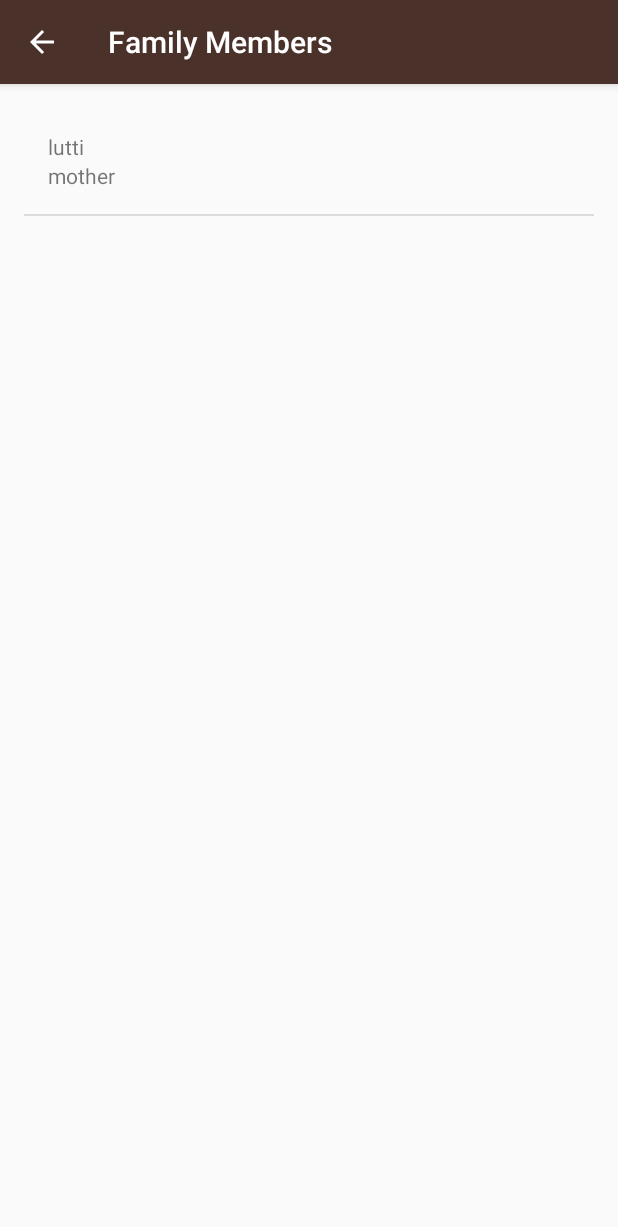
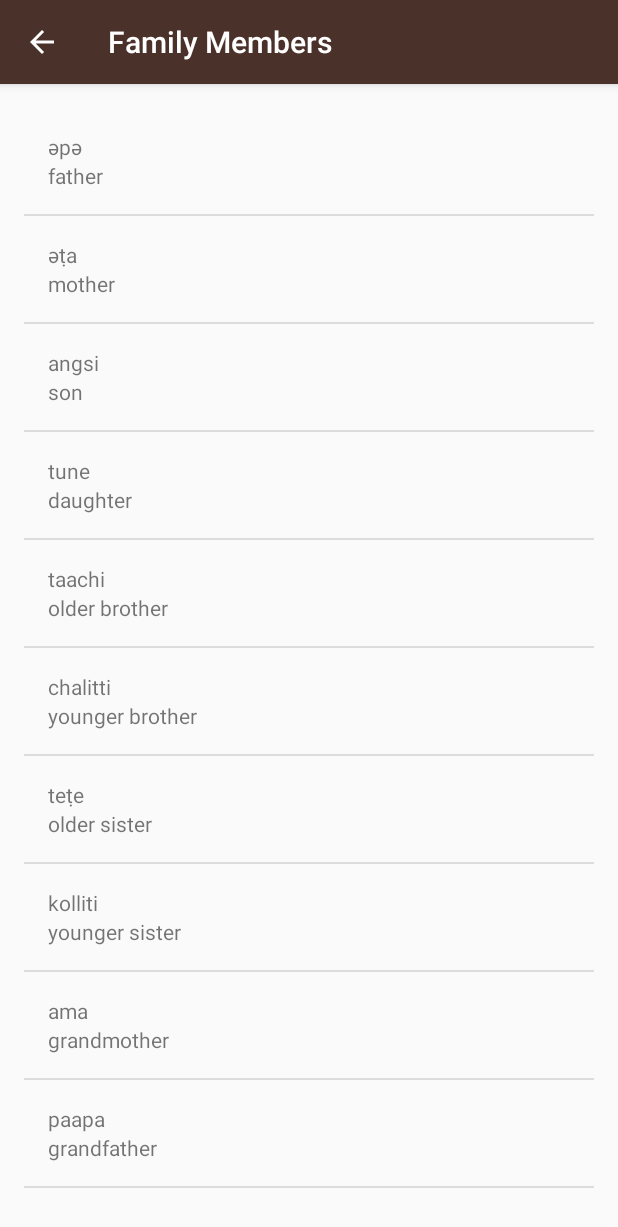
Before and after one commit to sTsaturian/Miwok, an Android app: the FamilyActivity screen opened directly, with no data from a screen before it, on a phone screen of 412 x 824 dp. Shown: the top 1227 px of the screen. Run offline under Robolectric (Android 15) with nearby library versions, the phone set to English and light mode, and no system bars.

Commit message:
Added basic functionality for all WordActivities

```diff
--- a/app/src/main/java/com/example/android/miwok/FamilyActivity.java
+++ b/app/src/main/java/com/example/android/miwok/FamilyActivity.java
@@ -27,14 +27,22 @@ public class FamilyActivity extends AppCompatActivity {
     @Override
     protected void onCreate(Bundle savedInstanceState) {
         super.onCreate(savedInstanceState);
-        setContentView(R.layout.activity_family);
+        setContentView(R.layout.activity_words);
         ArrayList<Word> words = new ArrayList<>();
 
-        words.add(new Word("mother","lutti"));
+        words.add(new Word("father","әpә"));
+        words.add(new Word("mother","әṭa"));
+        words.add(new Word("son","angsi"));
+        words.add(new Word("daughter","tune"));
+        words.add(new Word("older brother","taachi"));
+        words.add(new Word("younger brother","chalitti"));
+        words.add(new Word("older sister","teṭe"));
+        words.add(new Word("younger sister","kolliti"));
+        words.add(new Word("grandmother","ama"));
+        words.add(new Word("grandfather","paapa"));
 
         WordAdapter itemsAdapter = new WordAdapter(this, words);
-        ListView listView = (ListView) findViewById(R.id.family_list);
+        ListView listView = (ListView) findViewById(R.id.word_list);
         listView.setAdapter(itemsAdapter);
-        Log.i("NumbersActivity","Test");
     }
 }
--- a/app/src/main/res/layout/activity_numbers.xml
+++ b/app/src/main/res/layout/activity_words.xml
@@ -14,8 +14,7 @@
      limitations under the License.
 -->
 <ListView xmlns:android="http://schemas.android.com/apk/res/android"
-    xmlns:tools="http://schemas.android.com/tools"
-    android:id="@+id/number_list"
+    android:id="@+id/word_list"
     android:orientation="vertical"
     android:layout_width="match_parent"
     android:layout_height="match_parent"
@@ -23,4 +22,4 @@
     android:paddingLeft="@dimen/activity_horizontal_margin"
     android:paddingRight="@dimen/activity_horizontal_margin"
     android:paddingTop="@dimen/activity_vertical_margin"
-    tools:context="com.example.android.miwok.NumbersActivity"/>
+/>
```
Also changed, not shown: app/src/main/java/com/example/android/miwok/ColorsActivity.java (+18 -1 lines), app/src/main/java/com/example/android/miwok/NumbersActivity.java (+11 -3 lines), app/src/main/java/com/example/android/miwok/PhrasesActivity.java (+20 -1 lines).
